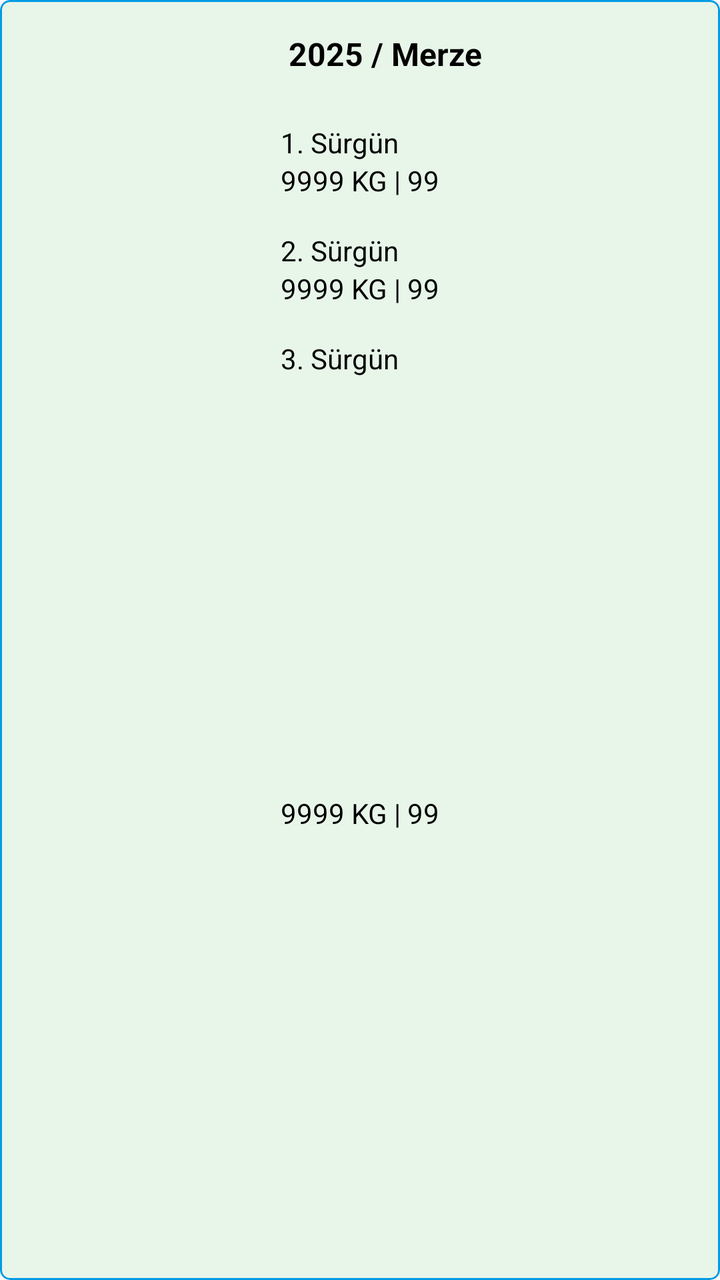
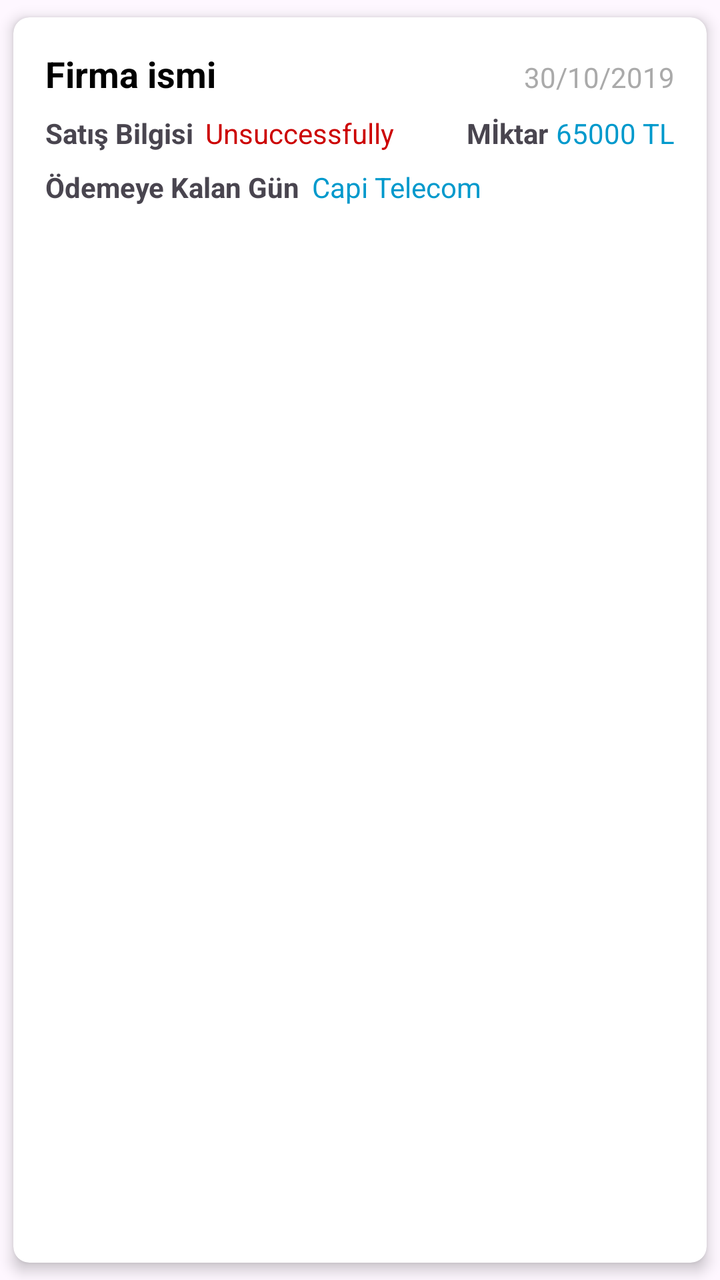

Before-and-after screenshots of an Android layout around one commit, followed by the original layout XML and the change that was made.
<!-- AndroidManifest.xml: application theme Theme.DesignExample -->
<!-- res/layout/recycler_view_card.xml -->
<?xml version="1.0" encoding="utf-8"?>
<com.google.android.material.card.MaterialCardView xmlns:android="http://schemas.android.com/apk/res/android"
    xmlns:app="http://schemas.android.com/apk/res-auto"
    xmlns:tools="http://schemas.android.com/tools"
    android:id="@+id/BahceRecyclerViewCardView"
    android:layout_width="match_parent"
    android:layout_height="wrap_content"
    android:layout_margin="10dp"
    android:elevation="6dp"
    app:strokeColor="@color/pieChart3"
    app:cardCornerRadius="5dp">

    <androidx.constraintlayout.widget.ConstraintLayout
        android:id="@+id/BahceConstraitLayout"
        android:layout_width="match_parent"
        android:layout_height="match_parent"
        android:background="#E8F5E9">

        <TextView
            android:id="@+id/RecyclerViewBaslik"
            android:layout_width="wrap_content"
            android:layout_height="wrap_content"
            android:layout_marginTop="16dp"
            android:text=" 2025 / Merze"
            android:textColor="@color/black"
            android:textSize="16sp"
            android:textStyle="bold"
            app:layout_constraintStart_toStartOf="@+id/Surgun1"
            app:layout_constraintTop_toTopOf="parent" />

        <TextView
            android:id="@+id/Surgun1"
            android:layout_width="wrap_content"
            android:layout_height="wrap_content"
            android:layout_marginTop="24dp"
            android:textSize="14sp"
            android:text="1. Sürgün"
            android:textColor="@color/black"
            app:layout_constraintStart_toStartOf="@+id/Surgun1Rapor"
            app:layout_constraintTop_toBottomOf="@+id/RecyclerViewBaslik" />

        <TextView
            android:id="@+id/Surgun1Rapor"
            android:layout_width="wrap_content"
            android:layout_height="wrap_content"
            android:text="9999 KG | 99"
            android:textSize="14sp"
            android:textColor="@color/black"
            app:layout_constraintEnd_toEndOf="parent"
            app:layout_constraintHorizontal_bias="0.5"
            app:layout_constraintStart_toStartOf="parent"
            app:layout_constraintTop_toBottomOf="@+id/Surgun1" />

        <TextView
            android:id="@+id/Surgun2"
            android:layout_width="wrap_content"
            android:layout_height="wrap_content"
            android:layout_marginTop="16dp"
            android:textSize="14sp"
            android:text="2. Sürgün"
            android:textColor="@color/black"
            app:layout_constraintStart_toStartOf="@+id/Surgun2Rapor"
            app:layout_constraintTop_toBottomOf="@+id/Surgun1Rapor" />

        <TextView
            android:id="@+id/Surgun2Rapor"
            android:layout_width="wrap_content"
            android:layout_height="wrap_content"
            android:text="9999 KG | 99"
            android:textColor="@color/black"
            app:layout_constraintEnd_toEndOf="parent"
            app:layout_constraintHorizontal_bias="0.5"
            app:layout_constraintStart_toStartOf="parent"
            app:layout_constraintTop_toBottomOf="@+id/Surgun2" />

        <TextView
            android:id="@+id/Surgun3"
            android:layout_width="wrap_content"
            android:layout_height="wrap_content"
            android:layout_marginTop="16dp"
            android:textSize="14sp"
            android:text="3. Sürgün"
            android:textColor="@color/black"
            app:layout_constraintStart_toStartOf="@+id/Surgun3Rapor"
            app:layout_constraintTop_toBottomOf="@+id/Surgun2Rapor" />

        <TextView
            android:id="@+id/Surgun3Rapor"
            android:layout_width="wrap_content"
            android:layout_height="wrap_content"
            android:layout_marginBottom="16dp"
            android:text="9999 KG | 99"
            android:textColor="@color/black"
            android:textSize="14sp"
            app:layout_constraintBottom_toBottomOf="parent"
            app:layout_constraintEnd_toEndOf="parent"
            app:layout_constraintHorizontal_bias="0.5"
            app:layout_constraintStart_toStartOf="parent"
            app:layout_constraintTop_toBottomOf="@+id/Surgun3" />


    </androidx.constraintlayout.widget.ConstraintLayout>


</com.google.android.material.card.MaterialCardView>
<!-- resources referenced by this layout -->
<resources>
  <color name="black">#FF000000</color>
  <color name="pieChart3">#029BE5</color>
  <style name="Theme.DesignExample" parent="Base.Theme.DesignExample" />
  <style name="Base.Theme.DesignExample" parent="Theme.Material3.DayNight.NoActionBar">
          
          
          <item name="android:statusBarColor">@color/black</item>
      </style>
</resources>

<!-- the commit's change to res/layout/recycler_view_card.xml (unified diff, before → after) -->
@@ -1,105 +1,138 @@
-<?xml version="1.0" encoding="utf-8"?>
-<com.google.android.material.card.MaterialCardView xmlns:android="http://schemas.android.com/apk/res/android"
+<androidx.cardview.widget.CardView
+    xmlns:android="http://schemas.android.com/apk/res/android"
     xmlns:app="http://schemas.android.com/apk/res-auto"
-    xmlns:tools="http://schemas.android.com/tools"
-    android:id="@+id/BahceRecyclerViewCardView"
     android:layout_width="match_parent"
     android:layout_height="wrap_content"
-    android:layout_margin="10dp"
-    android:elevation="6dp"
-    app:strokeColor="@color/pieChart3"
-    app:cardCornerRadius="5dp">
+    android:layout_margin="16dp"
+    app:cardCornerRadius="8dp"
+    app:cardElevation="4dp"
+    app:cardUseCompatPadding="true"
+    app:cardPreventCornerOverlap="true"
+    app:cardStrokeWidth="2dp"
+    app:cardStrokeColor="@android:color/holo_blue_dark">
 
-    <androidx.constraintlayout.widget.ConstraintLayout
-        android:id="@+id/BahceConstraitLayout"
+    
+    <LinearLayout
         android:layout_width="match_parent"
-        android:layout_height="match_parent"
-        android:background="#E8F5E9">
+        android:layout_height="wrap_content"
+        android:orientation="vertical"
+        android:padding="16dp">
 
-        <TextView
-            android:id="@+id/RecyclerViewBaslik"
-            android:layout_width="wrap_content"
+        
+        <LinearLayout
+            android:layout_width="match_parent"
             android:layout_height="wrap_content"
-            android:layout_marginTop="16dp"
-            android:text=" 2025 / Merze"
-            android:textColor="@color/black"
-            android:textSize="16sp"
-            android:textStyle="bold"
-            app:layout_constraintStart_toStartOf="@+id/Surgun1"
-            app:layout_constraintTop_toTopOf="parent" />
+            android:orientation="horizontal">
 
-        <TextView
-            android:id="@+id/Surgun1"
-            android:layout_width="wrap_content"
+            <TextView
+                android:id="@+id/tvMonth"
+                android:layout_width="wrap_content"
+                android:layout_height="wrap_content"
+                android:layout_weight="1"
+                android:text="Firma ismi"
+                android:textColor="@android:color/black"
+                android:textSize="18sp"
+                android:textStyle="bold" />
+
+            
+            <Space
+                android:layout_width="0dp"
+                android:layout_height="1dp"
+                android:layout_weight="1" />
+
+            <TextView
+                android:id="@+id/tvDate"
+                android:layout_width="wrap_content"
+                android:layout_height="wrap_content"
+                android:text="30/10/2019"
+                android:textColor="@android:color/darker_gray"
+                android:textSize="14sp" />
+
+        </LinearLayout>
+
+        
+        <Space
+            android:layout_width="match_parent"
+            android:layout_height="8dp" />
+
+        
+        <LinearLayout
+            android:layout_width="match_parent"
             android:layout_height="wrap_content"
-            android:layout_marginTop="24dp"
-            android:textSize="14sp"
-            android:text="1. Sürgün"
-            android:textColor="@color/black"
-            app:layout_constraintStart_toStartOf="@+id/Surgun1Rapor"
-            app:layout_constraintTop_toBottomOf="@+id/RecyclerViewBaslik" />
+            android:orientation="horizontal">
 
-        <TextView
-            android:id="@+id/Surgun1Rapor"
-            android:layout_width="wrap_content"
+            
+            <TextView
+                android:id="@+id/tvStatusLabel"
+                android:layout_width="wrap_content"
+                android:layout_height="wrap_content"
+                android:text="Satış Bilgisi"
+                android:textSize="14sp"
+                android:textStyle="bold" />
+
+            <TextView
+                android:id="@+id/tvStatus"
+                android:layout_width="wrap_content"
+                android:layout_height="wrap_content"
+                android:layout_marginStart="6dp"
+                android:text="Unsuccessfully"
+                android:textColor="@android:color/holo_red_dark"
+                android:textSize="14sp" />
+
+            
+            <Space
+                android:layout_width="0dp"
+                android:layout_height="1dp"
+                android:layout_weight="1" />
+
+            
+            <TextView
+                android:id="@+id/tvAmountLabel"
+                android:layout_width="wrap_content"
+                android:layout_height="wrap_content"
+                android:text="Mİktar"
+                android:textSize="14sp"
+                android:textStyle="bold" />
+
+            <TextView
+                android:id="@+id/tvAmount"
+                android:layout_width="wrap_content"
+                android:layout_height="wrap_content"
+                android:layout_marginStart="4dp"
+                android:text="65000 TL"
+                android:textColor="@android:color/holo_blue_dark"
+                android:textSize="14sp" />
+        </LinearLayout>
+
+        
+        <Space
+            android:layout_width="match_parent"
+            android:layout_height="8dp" />
+
+        
+        <LinearLayout
+            android:layout_width="match_parent"
             android:layout_height="wrap_content"
-            android:text="9999 KG | 99"
-            android:textSize="14sp"
-            android:textColor="@color/black"
-            app:layout_constraintEnd_toEndOf="parent"
-            app:layout_constraintHorizontal_bias="0.5"
-            app:layout_constraintStart_toStartOf="parent"
-            app:layout_constraintTop_toBottomOf="@+id/Surgun1" />
+            android:orientation="horizontal">
 
-        <TextView
-            android:id="@+id/Surgun2"
-            android:layout_width="wrap_content"
-            android:layout_height="wrap_content"
-            android:layout_marginTop="16dp"
-            android:textSize="14sp"
-            android:text="2. Sürgün"
-            android:textColor="@color/black"
-            app:layout_constraintStart_toStartOf="@+id/Surgun2Rapor"
-            app:layout_constraintTop_toBottomOf="@+id/Surgun1Rapor" />
+            <TextView
+                android:id="@+id/tvCompanyLabel"
+                android:layout_width="wrap_content"
+                android:layout_height="wrap_content"
+                android:text="Ödemeye Kalan Gün"
+                android:textSize="14sp"
+                android:textStyle="bold" />
 
-        <TextView
-            android:id="@+id/Surgun2Rapor"
-            android:layout_width="wrap_content"
-            android:layout_height="wrap_content"
-            android:text="9999 KG | 99"
-            android:textColor="@color/black"
-            app:layout_constraintEnd_toEndOf="parent"
-            app:layout_constraintHorizontal_bias="0.5"
-            app:layout_constraintStart_toStartOf="parent"
-            app:layout_constraintTop_toBottomOf="@+id/Surgun2" />
+            <TextView
+                android:id="@+id/tvCompany"
+                android:layout_width="wrap_content"
+                android:layout_height="wrap_content"
+                android:layout_marginStart="6dp"
+                android:text="Capi Telecom"
+                android:textColor="@android:color/holo_blue_dark"
+                android:textSize="14sp" />
+        </LinearLayout>
 
-        <TextView
-            android:id="@+id/Surgun3"
-            android:layout_width="wrap_content"
-            android:layout_height="wrap_content"
-            android:layout_marginTop="16dp"
-            android:textSize="14sp"
-            android:text="3. Sürgün"
-            android:textColor="@color/black"
-            app:layout_constraintStart_toStartOf="@+id/Surgun3Rapor"
-            app:layout_constraintTop_toBottomOf="@+id/Surgun2Rapor" />
+    </LinearLayout>
 
-        <TextView
-            android:id="@+id/Surgun3Rapor"
-            android:layout_width="wrap_content"
-            android:layout_height="wrap_content"
-            android:layout_marginBottom="16dp"
-            android:text="9999 KG | 99"
-            android:textColor="@color/black"
-            android:textSize="14sp"
-            app:layout_constraintBottom_toBottomOf="parent"
-            app:layout_constraintEnd_toEndOf="parent"
-            app:layout_constraintHorizontal_bias="0.5"
-            app:layout_constraintStart_toStartOf="parent"
-            app:layout_constraintTop_toBottomOf="@+id/Surgun3" />
-
-
-    </androidx.constraintlayout.widget.ConstraintLayout>
-
-
-</com.google.android.material.card.MaterialCardView>
+</androidx.cardview.widget.CardView>
<!-- resource entries referenced after the edit -->
@@ -1,7 +1,6 @@
 <!-- resources referenced by this layout -->
 <resources>
   <color name="black">#FF000000</color>
-  <color name="pieChart3">#029BE5</color>
   <style name="Theme.DesignExample" parent="Base.Theme.DesignExample" />
   <style name="Base.Theme.DesignExample" parent="Theme.Material3.DayNight.NoActionBar">
           
